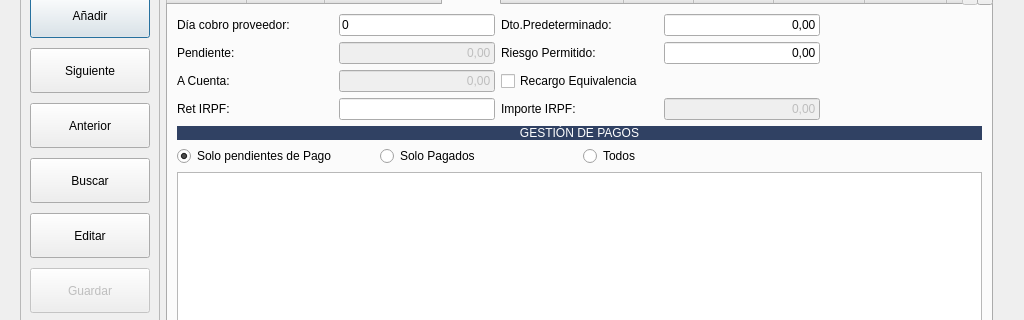
Old version of the form RedFoX/Zona_Compras/frmproveedores.ui in the repository arcnexus/RedFoX; both pictures show x 0 to 1024 and y 81 to 401 of the 1024 by 541 pixel window.
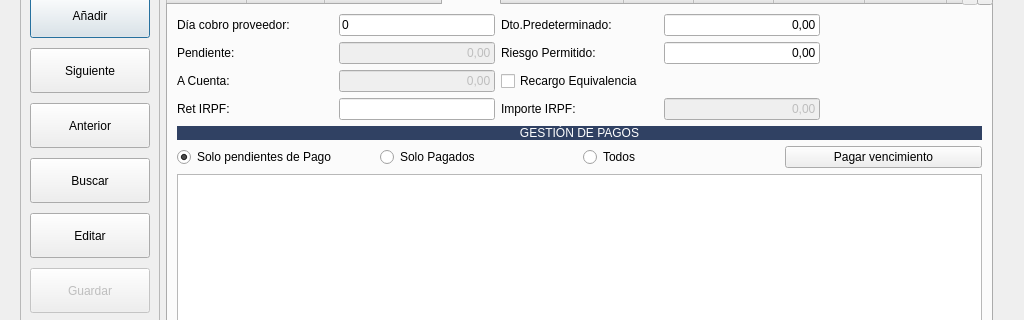
New version of the form. The open tabs and pages were chosen to show the change. Icons and pictures are not drawn. Custom widgets are drawn as their Qt base class.

Commit message: Cobrar vencimiento desde frmproveedores

The edit to the form file:
```diff
--- a/RedFoX/Zona_Compras/frmproveedores.ui
+++ b/RedFoX/Zona_Compras/frmproveedores.ui
@@ -1285,6 +1285,23 @@
              </property>
             </widget>
            </item>
+           <item row="2" column="3">
+            <widget class="QPushButton" name="btnPagarVencimiento">
+             <property name="text">
+              <string>Pagar vencimiento</string>
+             </property>
+             <property name="icon">
+              <iconset resource="../maya.qrc">
+               <normaloff>:/Icons/PNG/pagos.png</normaloff>:/Icons/PNG/pagos.png</iconset>
+             </property>
+             <property name="iconSize">
+              <size>
+               <width>24</width>
+               <height>24</height>
+              </size>
+             </property>
+            </widget>
+           </item>
           </layout>
          </widget>
          <widget class="QWidget" name="tabAlmacen">
```
Left out of the diff: 2 changed lines with no effect on the pictures. The commit also changes 3 other files.
